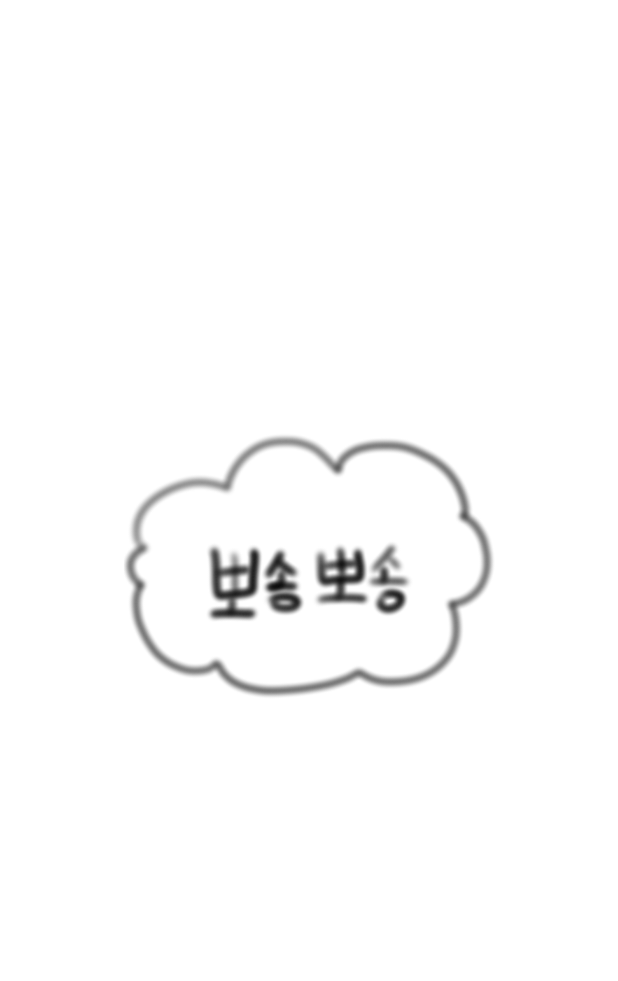
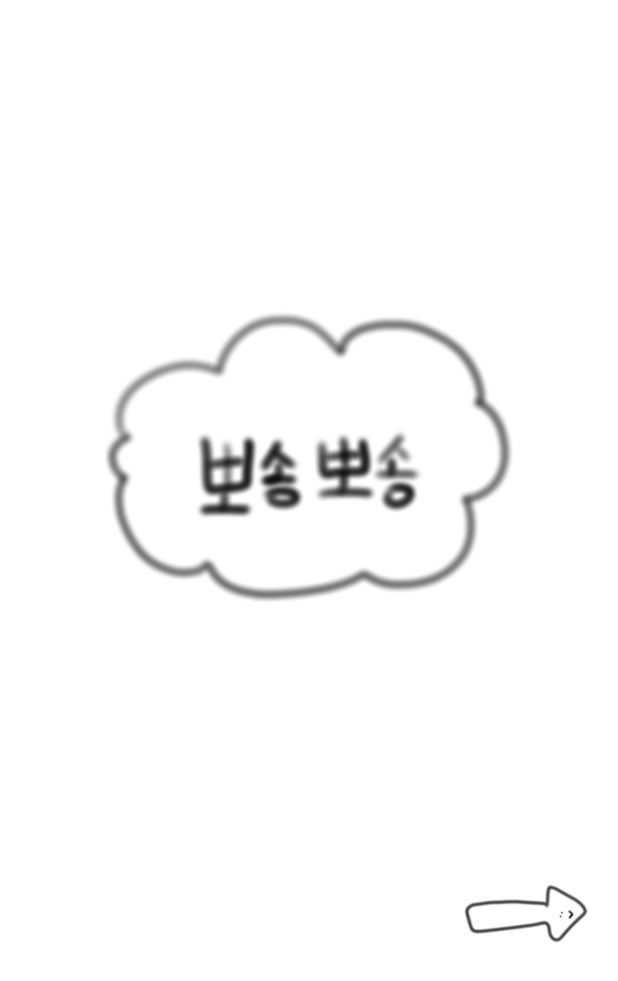
Before and after one commit to opensource2023-2/optest, an Android app: the screen it shows after launch (MainActivity), on a phone screen of 412 x 824 dp. Shown: the top 981 px of the screen. Run offline under Robolectric (Android 15) with nearby library versions, the phone set to English and light mode, and no system bars.

```diff
--- a/app/src/main/res/layout/activity_board_more.xml
+++ b/app/src/main/res/layout/activity_board_more.xml
@@ -6,7 +6,7 @@
     android:layout_height="match_parent"
     tools:context=".board_more">
     <?xml version="1.0" encoding="utf-8"?>
-    <RelativeLayout xmlns:android="http://schemas.android.com/apk/res/android"
+    <RelativeLayout
         android:layout_width="match_parent"
         android:layout_height="match_parent">
 
@@ -57,7 +57,7 @@
             <com.google.android.material.textfield.TextInputEditText
                 android:id="@+id/contentET"
                 android:layout_width="match_parent"
-                android:layout_height="200dp"
+                android:layout_height="243dp"
                 android:inputType="textCapSentences|textMultiLine" />
         </com.google.android.material.textfield.TextInputLayout>
 
--- a/app/src/main/res/layout/activity_main.xml
+++ b/app/src/main/res/layout/activity_main.xml
@@ -20,10 +20,18 @@
         app:srcCompat="@null" />
 
     <ImageView
+        android:id="@+id/imageView1"
+        android:layout_width="100dp"
+        android:layout_height="63dp"
+        android:layout_marginStart="300dp"
+        android:layout_marginTop="-160dp"
+        app:srcCompat="@drawable/arrow" />
+
+    <ImageView
         android:id="@+id/imageView"
         android:layout_width="match_parent"
-        android:layout_height="280dp"
-        android:layout_marginTop="-500dp"
+        android:layout_height="308dp"
+        android:layout_marginTop="-490dp"
         app:srcCompat="@drawable/logo" />
 
 
--- a/app/src/main/res/layout/nav_header.xml
+++ /dev/null
@@ -1,6 +0,0 @@
-<?xml version="1.0" encoding="utf-8"?>
-<com.google.android.material.floatingactionbutton.FloatingActionButton
-    xmlns:android="http://schemas.android.com/apk/res/android"
-    android:layout_width="wrap_content"
-    android:layout_height="wrap_content"
-    android:src="@drawable/baseline_favorite_24"/>
```
Also changed, not shown: app/src/main/res/layout/activity_crud_page.xml (deleted, +0 -27 lines), app/src/main/res/drawable/arrow.png (added).
